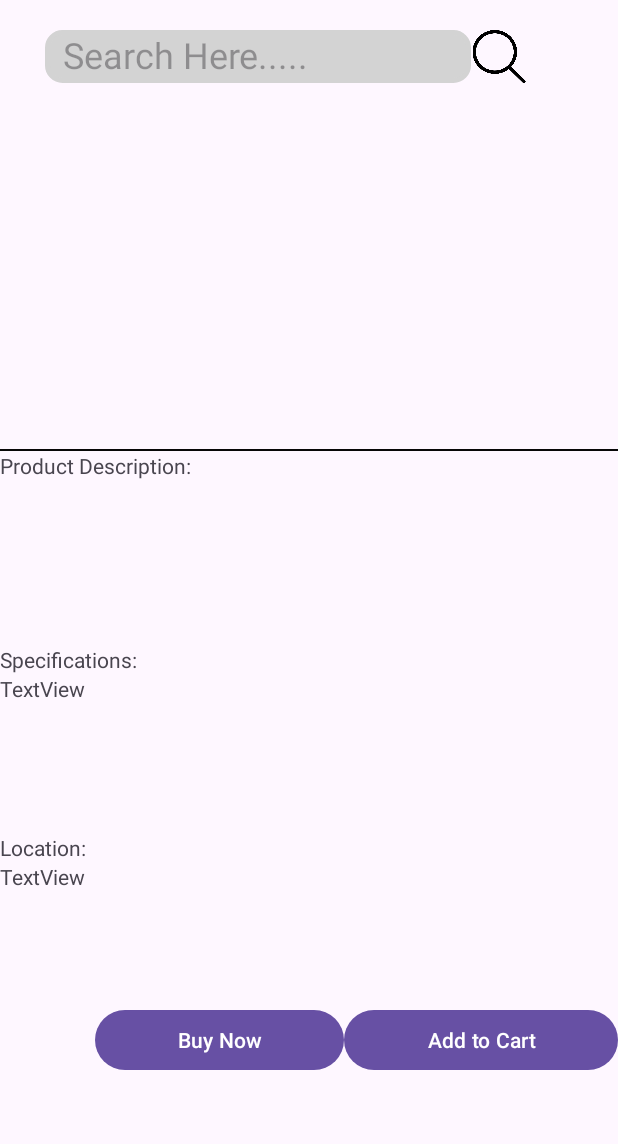
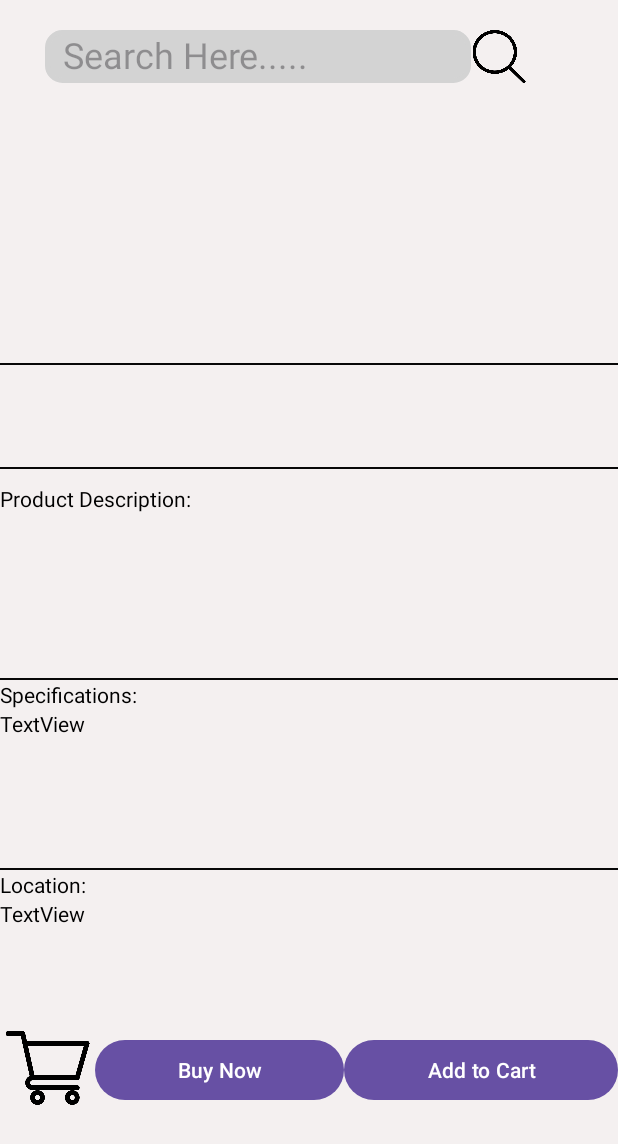
Before and after one commit to AXEL-11/ProjectAppDev, an Android app: the ProductInfo screen opened directly, with no data from a screen before it, on a phone screen of 412 x 824 dp. Shown: the top 1144 px of the screen. Run offline under Robolectric (Android 15) with nearby library versions, the phone set to English and light mode, and no system bars.

Commit message:
Initial3

```diff
--- a/app/src/main/java/com/example/appdevfinalproject/MainPage.java
+++ b/app/src/main/java/com/example/appdevfinalproject/MainPage.java
@@ -48,4 +48,5 @@ public class MainPage extends AppCompatActivity {
 
         startActivity(intent);
     }
+
 }
--- a/app/src/main/java/com/example/appdevfinalproject/ProductInfo.java
+++ b/app/src/main/java/com/example/appdevfinalproject/ProductInfo.java
@@ -1,6 +1,8 @@
 package com.example.appdevfinalproject;
 
+import android.content.Intent;
 import android.os.Bundle;
+import android.view.View;
 import android.widget.ImageView;
 import android.widget.TextView;
 
@@ -45,4 +47,8 @@ public class ProductInfo extends AppCompatActivity {
         productimage.setImageResource(productImageResId);
         productdescription.setText(productDescription);
     }
+    public void onsearch(View v){
+        Intent intent = new Intent(this, SearchBar.class);
+        startActivity(intent);
+    }
 }
--- a/app/src/main/res/layout/activity_main_page.xml
+++ b/app/src/main/res/layout/activity_main_page.xml
@@ -35,6 +35,7 @@
                 android:background="@drawable/custom_edittext"
                 android:hint="  Search Here....."
                 android:onClick="onsearch"
+                android:textColor="#000000"
                 android:textSize="24sp" />
 
             <ImageView
@@ -52,6 +53,7 @@
             android:layout_marginTop="20sp"
             android:background="#F4F0F0"
             android:text="Popular"
+            android:textColor="#000000"
             android:textSize="20sp"
             android:textStyle="bold" />
 
@@ -67,6 +69,7 @@
             android:layout_height="wrap_content"
             android:layout_marginTop="20sp"
             android:text="Recommendations"
+            android:textColor="#000000"
             android:textSize="20sp"
             android:textStyle="bold" />
 
@@ -104,6 +107,7 @@
                         android:layout_width="match_parent"
                         android:layout_height="23dp"
                         android:text="M8 Smart Monitor"
+                        android:textColor="#000000"
                         android:textStyle="bold" />
 
                     <TextView
@@ -143,6 +147,7 @@
                         android:layout_width="match_parent"
                         android:layout_height="23dp"
                         android:text="Leaven K620 Keyboard"
+                        android:textColor="#000000"
                         android:textStyle="bold" />
 
                     <TextView
--- a/app/src/main/res/layout/activity_product_info.xml
+++ b/app/src/main/res/layout/activity_product_info.xml
@@ -10,6 +10,7 @@
     <LinearLayout
         android:layout_width="match_parent"
         android:layout_height="match_parent"
+        android:background="#F4F0F0"
         android:orientation="vertical"
         tools:layout_editor_absoluteX="-34dp"
         tools:layout_editor_absoluteY="180dp">
@@ -30,6 +31,7 @@
                 android:background="@drawable/custom_edittext"
                 android:hint="  Search Here....."
                 android:onClick="onsearch"
+                android:textColor="#000000"
                 android:textSize="24sp" />
 
             <ImageView
@@ -47,21 +49,33 @@
             android:layout_marginLeft="10sp"
             android:layout_marginTop="30sp"
             android:layout_marginRight="10sp"
+            android:layout_marginBottom="5sp"
             tools:srcCompat="@tools:sample/avatars" />
+
+        <TextView
+            android:id="@+id/textView18"
+            android:layout_width="match_parent"
+            android:layout_height="1dp"
+            android:background="#070707" />
 
         <TextView
             android:id="@+id/Productname"
             android:layout_width="match_parent"
             android:layout_height="30dp"
+            android:layout_marginTop="5sp"
             android:text="Product  name"
-            android:textSize="20sp" />
+            android:textColor="#000000"
+            android:textSize="20sp"
+            android:textStyle="bold" />
 
         <TextView
             android:id="@+id/productprice"
             android:layout_width="match_parent"
             android:layout_height="wrap_content"
             android:text="Price"
-            android:textSize="24sp" />
+            android:textColor="#000000"
+            android:textSize="24sp"
+            android:textStyle="bold" />
 
         <TextView
             android:id="@+id/textView18"
@@ -73,42 +87,61 @@
             android:id="@+id/textView20"
             android:layout_width="match_parent"
             android:layout_height="20dp"
-            android:text="Product Description:" />
+            android:layout_marginTop="10sp"
+            android:text="Product Description:"
+            android:textColor="#000000" />
 
         <TextView
             android:id="@+id/productdescription"
             android:layout_width="match_parent"
             android:layout_height="109dp"
-            android:text="TextView" />
+            android:text="TextView"
+            android:textColor="#000000" />
+
+        <TextView
+            android:id="@+id/textView18"
+            android:layout_width="match_parent"
+            android:layout_height="1dp"
+            android:background="#070707" />
 
         <TextView
             android:id="@+id/textView22"
             android:layout_width="match_parent"
             android:layout_height="wrap_content"
-            android:text="Specifications:" />
+            android:text="Specifications:"
+            android:textColor="#000000" />
 
         <TextView
             android:id="@+id/textView23"
             android:layout_width="match_parent"
             android:layout_height="106dp"
-            android:text="TextView" />
+            android:text="TextView"
+            android:textColor="#000000" />
+
+        <TextView
+            android:id="@+id/textView18"
+            android:layout_width="match_parent"
+            android:layout_height="1dp"
+            android:background="#070707" />
 
         <TextView
             android:id="@+id/textView24"
             android:layout_width="match_parent"
             android:layout_height="wrap_content"
-            android:text="Location:" />
+            android:text="Location:"
+            android:textColor="#000000" />
 
         <TextView
             android:id="@+id/textView25"
             android:layout_width="match_parent"
             android:layout_height="wrap_content"
-            android:text="TextView" />
+            android:text="TextView"
+            android:textColor="#000000" />
 
         <LinearLayout
             android:layout_width="match_parent"
             android:layout_height="76dp"
-            android:layout_marginTop="60sp"
+            android:layout_marginTop="55sp"
             android:orientation="horizontal">
 
             <ImageView
@@ -117,6 +150,7 @@
                 android:layout_height="56dp"
                 android:layout_marginTop="10sp"
                 android:layout_weight="1"
+                android:src="@drawable/shoppingcart1"
                 tools:srcCompat="@drawable/shoppingcart1" />
 
             <Button
--- a/app/src/main/res/layout/activity_search_bar.xml
+++ b/app/src/main/res/layout/activity_search_bar.xml
@@ -14,6 +14,7 @@
         android:layout_width="321dp"
         android:layout_height="35dp"
         android:layout_margin="16dp"
+        android:textColor="#000000"
         android:background="@drawable/custom_edittext"
         app:layout_constraintEnd_toEndOf="parent"
         app:layout_constraintStart_toStartOf="parent"
@@ -25,6 +26,7 @@
         android:layout_width="0dp"
         android:layout_height="0dp"
         android:layout_marginTop="8dp"
+        android:textColor="#000000"
         app:layout_constraintBottom_toBottomOf="parent"
         app:layout_constraintEnd_toEndOf="parent"
         app:layout_constraintStart_toStartOf="parent"
--- a/app/src/main/res/layout/item_layout.xml
+++ b/app/src/main/res/layout/item_layout.xml
@@ -29,6 +29,7 @@
             android:layout_width="wrap_content"
             android:layout_height="wrap_content"
             android:text="Item Name"
+            android:textColor="#000000"
             android:textSize="16sp"
             android:textStyle="bold" />
 
```
Also changed, not shown: app/src/main/java/com/example/appdevfinalproject/Registration.java (+69 -4 lines), app/src/main/res/layout/activity_registration.xml (+7 -5 lines).
